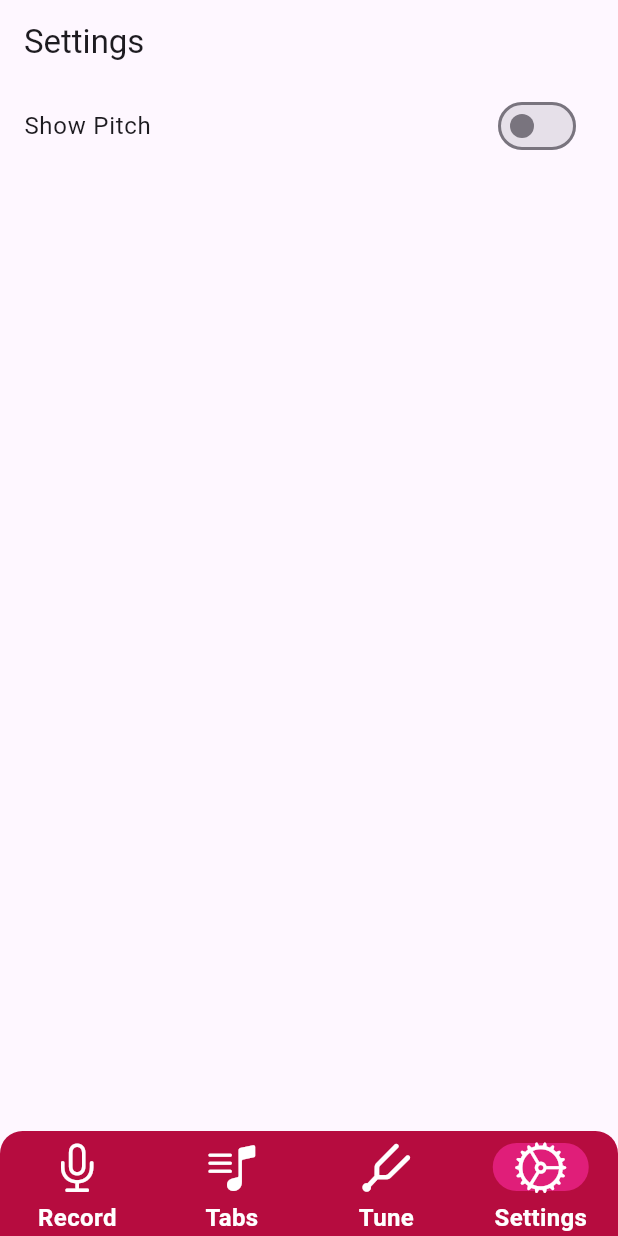
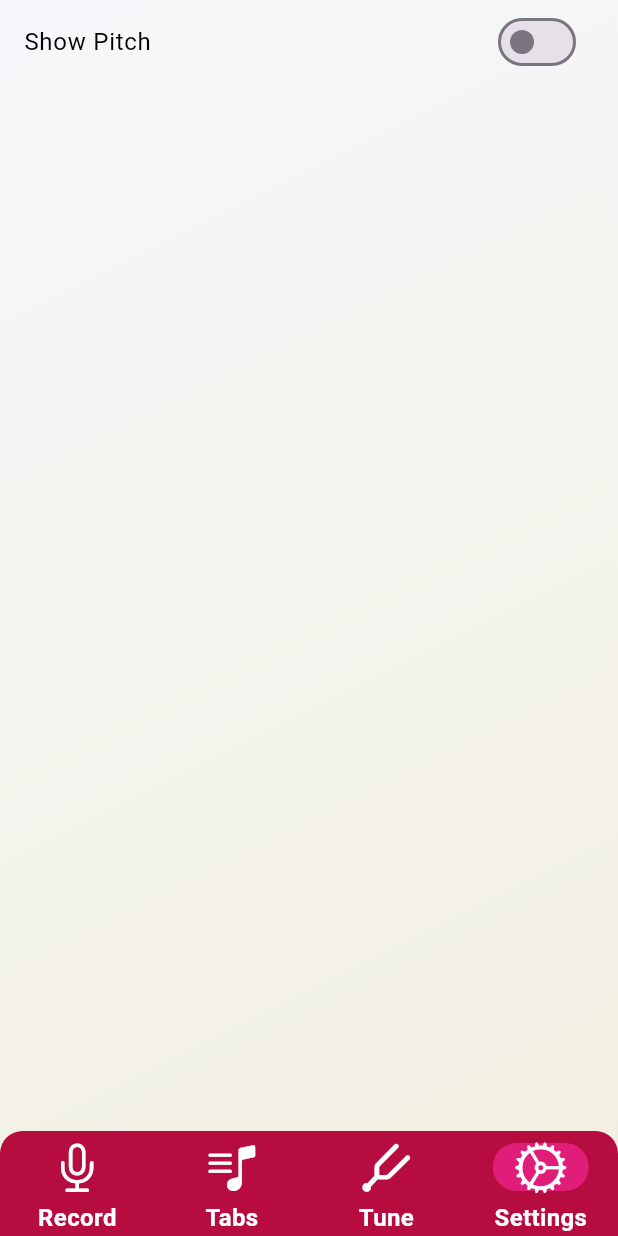
Before and after one commit to TymurBondar/Fretly, a Flutter app: the screen it shows after launch, item 4 of the bottom bar chosen, on a phone screen of 412 x 824 dp. Run offline on Flutter 3.47's test engine with Material 3 defaults, Android fonts, the phone set to English and light mode, and no system bars; our stand-ins replace audioplayers, file_picker, open_file; missing offline and left inert: flutter_audio_capture, pitch_detector_dart, pitchupdart, record.

Commit message:
changed background

```diff
--- a/lib/screens/settings_screen.dart
+++ b/lib/screens/settings_screen.dart
@@ -5,26 +5,23 @@ class SettingsScreen extends StatefulWidget {
   final Function(bool) onShowPitchChanged;
   final bool showPitch;
 
-  const SettingsScreen({super.key, required this.onShowPitchChanged, required this.showPitch});
+  const SettingsScreen(
+      {super.key, required this.onShowPitchChanged, required this.showPitch});
 
   @override
   State<SettingsScreen> createState() => _SettingsScreenState();
 }
 
 class _SettingsScreenState extends State<SettingsScreen> {
-
-
   @override
   Widget build(BuildContext context) {
     bool showPitch = widget.showPitch;
-    return Scaffold(
-      appBar: AppBar(
-        title: const Text("Settings"),
-      ),
-      body: ListView(
+    return Center(
+      child: ListView(
         children: [
           SwitchListTile(
-            title: const Text('Show Pitch'),
+            title:
+                const Text(style: TextStyle(color: Colors.black), 'Show Pitch'),
             value: showPitch,
             onChanged: (bool value) {
               setState(() {
```
